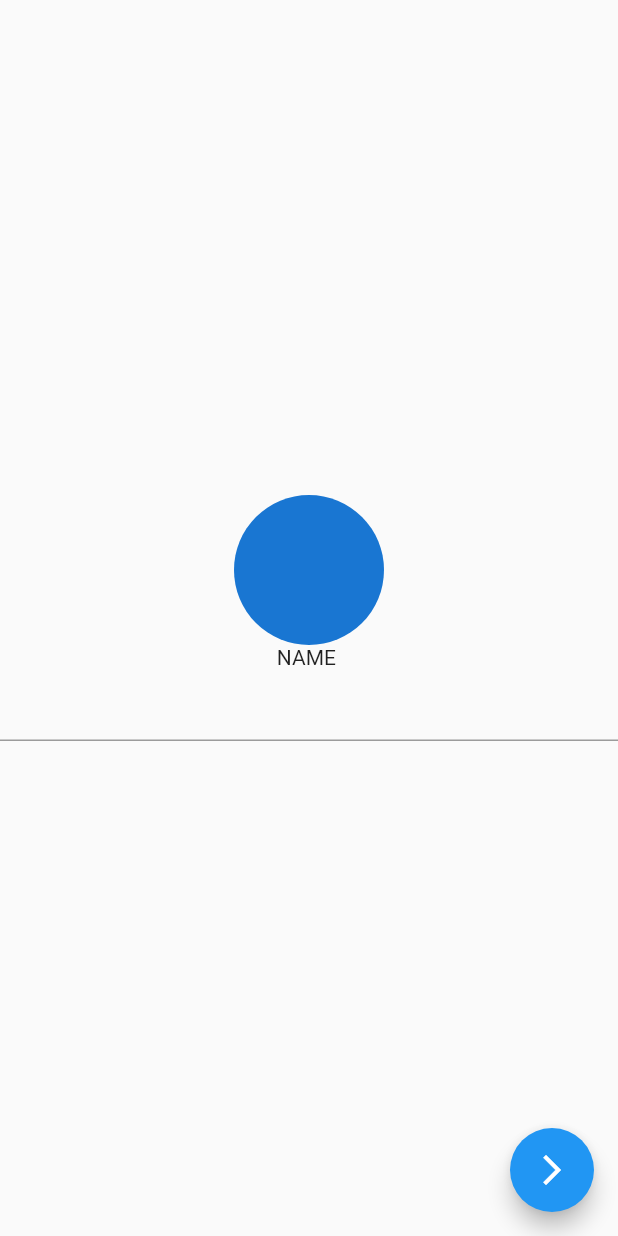
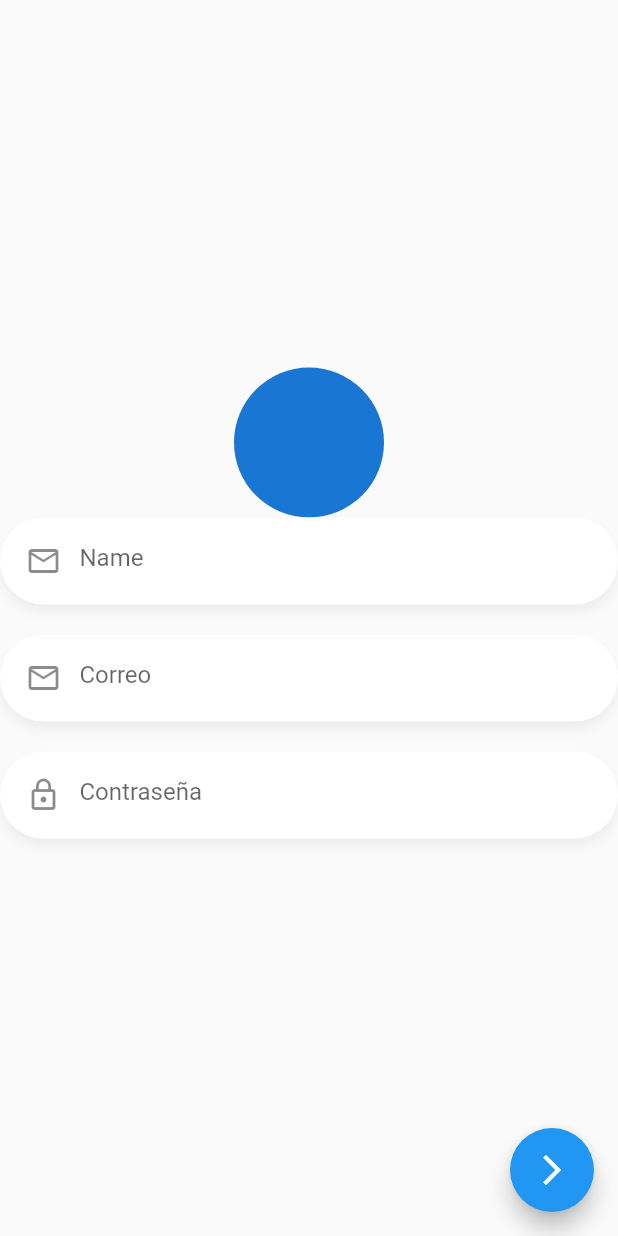
Before and after one commit to Ossyyrr/voting_system, a Flutter app: the screen it shows after launch, after a tap on the "arrow forward ios" icon, on a phone screen of 412 x 824 dp. Run offline on Flutter 3.47's test engine with Material 2 defaults, Android fonts, the phone set to English and light mode, and no system bars; our stand-ins replace device_info_plus, pie_chart, share_plus, shared_preferences, socket_io_client; accounts and stored records are empty; network calls fail.

Commit message:
TextFieldRounded

```diff
--- /dev/null
+++ b/lib/models/login_response.dart
@@ -0,0 +1,33 @@
+//     final loginResponse = loginResponseFromJson(jsonString);
+
+import 'dart:convert';
+
+import 'package:voting_system/models/user_auth.dart';
+
+LoginResponse loginResponseFromJson(String str) => LoginResponse.fromJson(json.decode(str));
+
+String loginResponseToJson(LoginResponse data) => json.encode(data.toJson());
+
+class LoginResponse {
+  LoginResponse({
+    required this.ok,
+    required this.usuarioDb,
+    required this.token,
+  });
+
+  bool ok;
+  UserAuth usuarioDb;
+  String token;
+
+  factory LoginResponse.fromJson(Map<String, dynamic> json) => LoginResponse(
+        ok: json["ok"],
+        usuarioDb: UserAuth.fromJson(json["usuarioDB"]),
+        token: json["token"],
+      );
+
+  Map<String, dynamic> toJson() => {
+        "ok": ok,
+        "usuarioDB": usuarioDb.toJson(),
+        "token": token,
+      };
+}
--- /dev/null
+++ b/lib/models/user_auth.dart
@@ -0,0 +1,35 @@
+//     final userAuth = userAuthFromJson(jsonString);
+
+import 'dart:convert';
+
+UserAuth userAuthFromJson(String str) => UserAuth.fromJson(json.decode(str));
+
+String userAuthToJson(UserAuth data) => json.encode(data.toJson());
+
+class UserAuth {
+  UserAuth({
+    required this.nombre,
+    required this.email,
+    required this.online,
+    required this.uid,
+  });
+
+  String nombre;
+  String email;
+  bool online;
+  String uid;
+
+  factory UserAuth.fromJson(Map<String, dynamic> json) => UserAuth(
+        nombre: json["nombre"],
+        email: json["email"],
+        online: json["online"],
+        uid: json["uid"],
+      );
+
+  Map<String, dynamic> toJson() => {
+        "nombre": nombre,
+        "email": email,
+        "online": online,
+        "uid": uid,
+      };
+}
--- a/lib/pages/create_user.dart
+++ b/lib/pages/create_user.dart
@@ -2,6 +2,7 @@ import 'package:flutter/material.dart';
 import 'package:provider/provider.dart';
 import 'package:voting_system/services/auth_service.dart';
 import 'package:voting_system/services/shared_preferences_service.dart';
+import 'package:voting_system/widgets/textfield_rounded.dart';
 
 class CreateUserPage extends StatelessWidget {
   const CreateUserPage({Key? key}) : super(key: key);
@@ -9,17 +10,36 @@ class CreateUserPage extends StatelessWidget {
   @override
   Widget build(BuildContext context) {
     final sharedPreferencesService = Provider.of<SharedPreferencesService>(context);
-    final textController = TextEditingController();
-
+    final nameCtrl = TextEditingController();
+    final emailCtrl = TextEditingController();
+    final passCtrl = TextEditingController();
     return Scaffold(
       // ! Si pongo el appbar se activa el provider antes de tiempo
       //      appBar: const AppBarConnection(title: 'Welcome'),
       floatingActionButton: FloatingActionButton(
         onPressed: () {
           final authService = Provider.of<AuthService>(context, listen: false);
-          sharedPreferencesService.userName = textController.text;
+          sharedPreferencesService.userName = nameCtrl.text;
           authService.login('test5@hotmail.com', '123456');
           //  Navigator.pushReplacementNamed(context, 'home');
+
+          //  authService.autenticando
+          //     ? () => {}
+          //     : () async {
+          //         FocusScope.of(context).unfocus();
+
+          //         final loginOk = await authService.login(
+          //             emailCtrl.text.trim(), passCtrl.text.trim());
+
+          //         if (loginOk) {
+          //           socketServie.connect();
+          //           Navigator.pushReplacementNamed(context, 'usuarios');
+          //         } else {
+          //           // Mostara alerta
+          //           mostrarAlerta(context, 'Login incorrecto',
+          //               'Revise sus credenciales nuevamente');
+          //         }
+          //       },
         },
         child: const Icon(Icons.arrow_forward_ios),
       ),
@@ -31,9 +51,22 @@ class CreateUserPage extends StatelessWidget {
               const CircleAvatar(
                 radius: 50,
               ),
-              const Text('NAME '),
-              TextField(
-                controller: textController,
+              TextFieldRounded(
+                icon: Icons.mail_outline,
+                placeholder: 'Name',
+                textController: nameCtrl,
+              ),
+              TextFieldRounded(
+                icon: Icons.mail_outline,
+                placeholder: 'Correo',
+                keyboardType: TextInputType.emailAddress,
+                textController: emailCtrl,
+              ),
+              TextFieldRounded(
+                icon: Icons.lock_outline,
+                placeholder: 'Contraseña',
+                textController: passCtrl,
+                isPassword: true,
               ),
             ],
           ),
--- a/lib/services/auth_service.dart
+++ b/lib/services/auth_service.dart
@@ -3,17 +3,26 @@ import 'dart:convert';
 import 'package:flutter/material.dart';
 import 'package:http/http.dart' as http;
 import 'package:voting_system/global/enviroments.dart';
+import 'package:voting_system/models/login_response.dart';
+import 'package:voting_system/models/user_auth.dart';
 
 class AuthService with ChangeNotifier {
-  // final usuario;
+  late UserAuth user;
 
   Future login(String email, String password) async {
     final data = {'email': email, 'password': password};
 
     final uri = Uri.parse('${Enviroment.apiUrl}/login');
     final resp = await http.post(uri, body: jsonEncode(data), headers: {'Content-Type': 'application/json'});
-    print('resp ********');
-    print(resp.statusCode);
-    print(resp.body);
+    if (resp.statusCode == 200) {
+      final loginResponse = loginResponseFromJson(resp.body);
+      user = loginResponse.usuarioDb;
+
+      //  await this._guardarToken(loginResponse.token);
+
+      return true;
+    } else {
+      return false;
+    }
   }
 }
--- /dev/null
+++ b/lib/widgets/textfield_rounded.dart
@@ -0,0 +1,37 @@
+import 'package:flutter/material.dart';
+
+class TextFieldRounded extends StatelessWidget {
+  final IconData icon;
+  final String placeholder;
+  final TextEditingController textController;
+  final TextInputType keyboardType;
+  final bool isPassword;
+
+  const TextFieldRounded(
+      {Key? key,
+      required this.icon,
+      required this.placeholder,
+      required this.textController,
+      this.keyboardType = TextInputType.text,
+      this.isPassword = false})
+      : super(key: key);
+
+  @override
+  Widget build(BuildContext context) {
+    return Container(
+      padding: const EdgeInsets.only(top: 5, left: 5, bottom: 5, right: 20),
+      margin: const EdgeInsets.only(bottom: 20),
+      decoration: BoxDecoration(color: Colors.white, borderRadius: BorderRadius.circular(30), boxShadow: <BoxShadow>[
+        BoxShadow(color: Colors.black.withOpacity(0.05), offset: const Offset(0, 5), blurRadius: 5)
+      ]),
+      child: TextField(
+        controller: textController,
+        autocorrect: false,
+        keyboardType: keyboardType,
+        obscureText: isPassword,
+        decoration: InputDecoration(
+            prefixIcon: Icon(icon), focusedBorder: InputBorder.none, border: InputBorder.none, hintText: placeholder),
+      ),
+    );
+  }
+}
```
